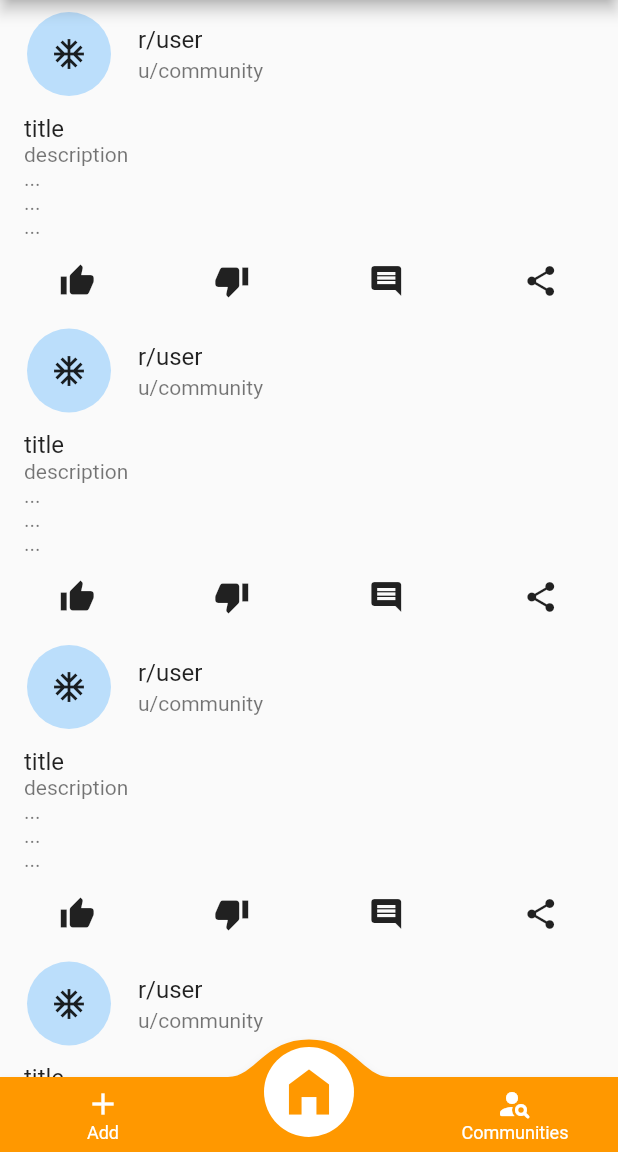
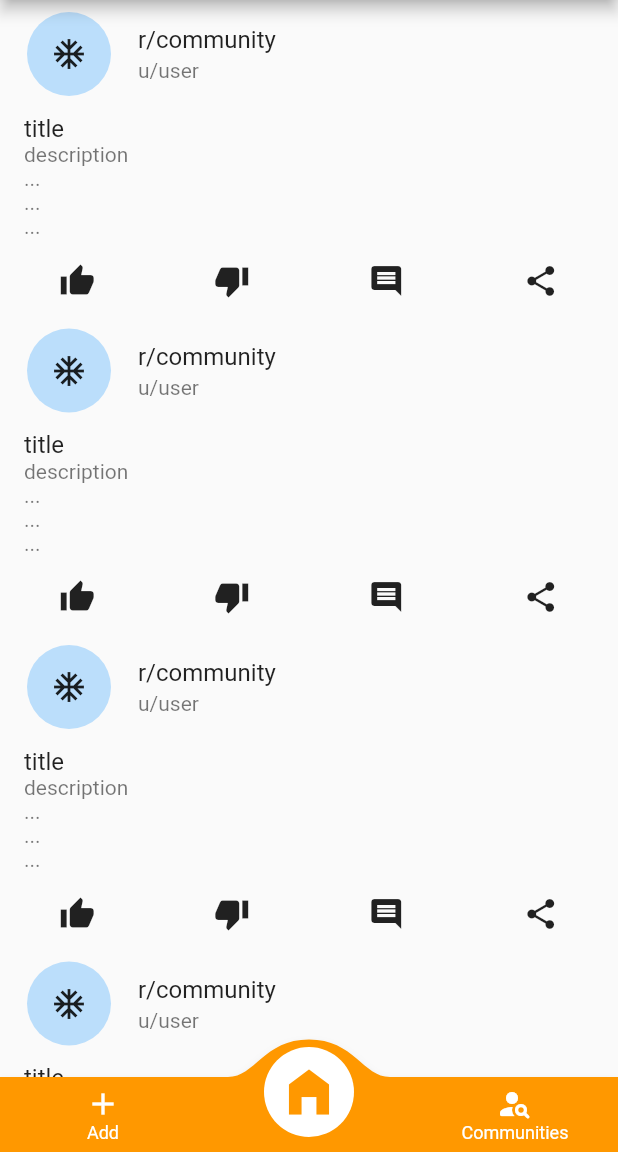
Before and after one commit to AliLRS/Reddit-Flutter-App, a Flutter app: the FeedPage screen opened directly, on a phone screen of 412 x 824 dp, the part 84-1236 px from its top. Run offline on Flutter 3.47's test engine with Material 2 defaults, Android fonts, the phone set to English and light mode, and no system bars; drawn by our look-alikes of convex_bottom_bar; our stand-ins replace animated_text_kit, fluttertoast, settings_ui.

Commit message:
user <-> community

```diff
--- a/lib/post_item.dart
+++ b/lib/post_item.dart
@@ -12,8 +12,8 @@ class PostItem extends StatelessWidget {
             radius: 30,
             child: Icon(Icons.ac_unit),
           ),
-          title: Text('r/user'),
-          subtitle: Text('u/community'),
+          title: Text('r/community'),
+          subtitle: Text('u/user'),
         ),
         ListTile(
           title: Text('title'),
```
